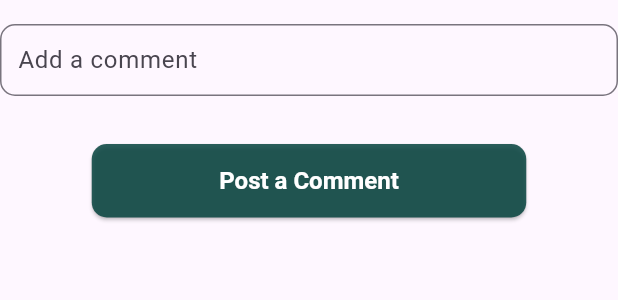
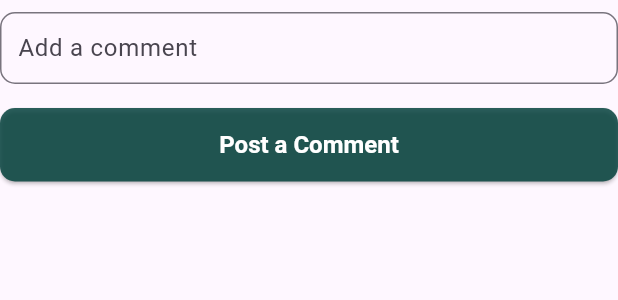
Before and after one commit to hasanBafuleh/Movies-Library-App, a Flutter app: the CommentForm widget shown alone on an empty page, opened directly with empty values, on a phone screen of 412 x 824 dp. Shown: the top 300 px of the screen. Run offline on Flutter 3.47's test engine with Material 3 defaults, Android fonts, the phone set to English and light mode, and no system bars; network calls fail.

Commit message:
button alignment

```diff
--- a/movies_library_app/lib/main.dart
+++ b/movies_library_app/lib/main.dart
@@ -37,7 +37,9 @@ class _CommentFormState extends State<CommentForm> {
         mainAxisAlignment: MainAxisAlignment.start,
         children: [
           Padding(
-            padding: const EdgeInsets.symmetric(vertical: 16),
+            padding: const EdgeInsets.symmetric(vertical: 8),
+            child: Container(
+              width: double.infinity,
               child: TextFormField(
                   controller: commentController,
                   decoration: InputDecoration(
@@ -46,11 +48,13 @@ class _CommentFormState extends State<CommentForm> {
                       borderRadius: BorderRadius.circular(10),
                     ),
                     contentPadding: EdgeInsets.all(8.0),
-              ),
+                  )),
             ),
           ),
           Padding(
-              padding: const EdgeInsets.symmetric(vertical: 16),
+            padding: const EdgeInsets.symmetric(vertical: 8),
+            child: Container(
+                width: double.infinity,
                 child: ElevatedButton(
                   onPressed: () {
                     postComment(widget.movieId, commentController.text);
@@ -60,7 +64,8 @@ class _CommentFormState extends State<CommentForm> {
                   style: ElevatedButton.styleFrom(
                     backgroundColor: Color.fromRGBO(4, 66, 61, 0.843),
                     foregroundColor: Colors.white,
-                  padding: EdgeInsets.symmetric(horizontal: 85, vertical: 15),
+                    padding:
+                        EdgeInsets.symmetric(horizontal: 100, vertical: 15),
                     textStyle: TextStyle(
                       fontSize: 16,
                       fontWeight: FontWeight.bold,
@@ -71,6 +76,7 @@ class _CommentFormState extends State<CommentForm> {
                   ),
                   child: Text('Post a Comment'),
                 )),
+          )
         ],
       ),
     );
@@ -409,14 +415,15 @@ class _MyHomePageState extends State<MyHomePage> {
 
   // Method to build the details widget for a movie
   Widget buildMovieDetails(BuildContext context, int index) {
-    return Column(
+    return Center(
+      child: Column(
+        mainAxisAlignment: MainAxisAlignment.start,
         children: [
           SizedBox(height: 20),
           Container(
             width: double.maxFinite,
             child: Card(
               color: Color.fromRGBO(255, 255, 255, 1),
-            margin: EdgeInsets.all(0),
               shape: RoundedRectangleBorder(
                 borderRadius: BorderRadius.circular(10),
                 side: BorderSide(
@@ -425,7 +432,7 @@ class _MyHomePageState extends State<MyHomePage> {
                 ),
               ),
               child: Padding(
-              padding: const EdgeInsets.all(15),
+                padding: EdgeInsets.all(16),
                 child: Row(
                   crossAxisAlignment: CrossAxisAlignment.start,
                   children: [
@@ -433,12 +440,24 @@ class _MyHomePageState extends State<MyHomePage> {
                       child: Column(
                         crossAxisAlignment: CrossAxisAlignment.start,
                         children: [
+                          Row(
+                            mainAxisAlignment: MainAxisAlignment.spaceBetween,
+                            children: [
                               Text(
                                 movies[index]['title'],
                                 style: TextStyle(
                                   fontSize: 20,
                                   fontWeight: FontWeight.bold,
                                 ),
+                              ),
+                              Spacer(),
+                              IconButton(
+                                icon: Icon(Icons.close),
+                                onPressed: () =>
+                                    deleteMovie(movies[index]['id']),
+                                color: Colors.red,
+                              ),
+                            ],
                           ),
                           SizedBox(height: 10),
                           Text(
@@ -543,17 +562,13 @@ class _MyHomePageState extends State<MyHomePage> {
                         ],
                       ),
                     ),
-                  IconButton(
-                    icon: Icon(Icons.close),
-                    onPressed: () => deleteMovie(movies[index]['id']),
-                    color: Colors.red,
-                  ),
                   ],
                 ),
               ),
             ),
           ),
         ],
+      ),
     );
   }
 
```
Lines whose indentation alone changed are shown as unchanged.
